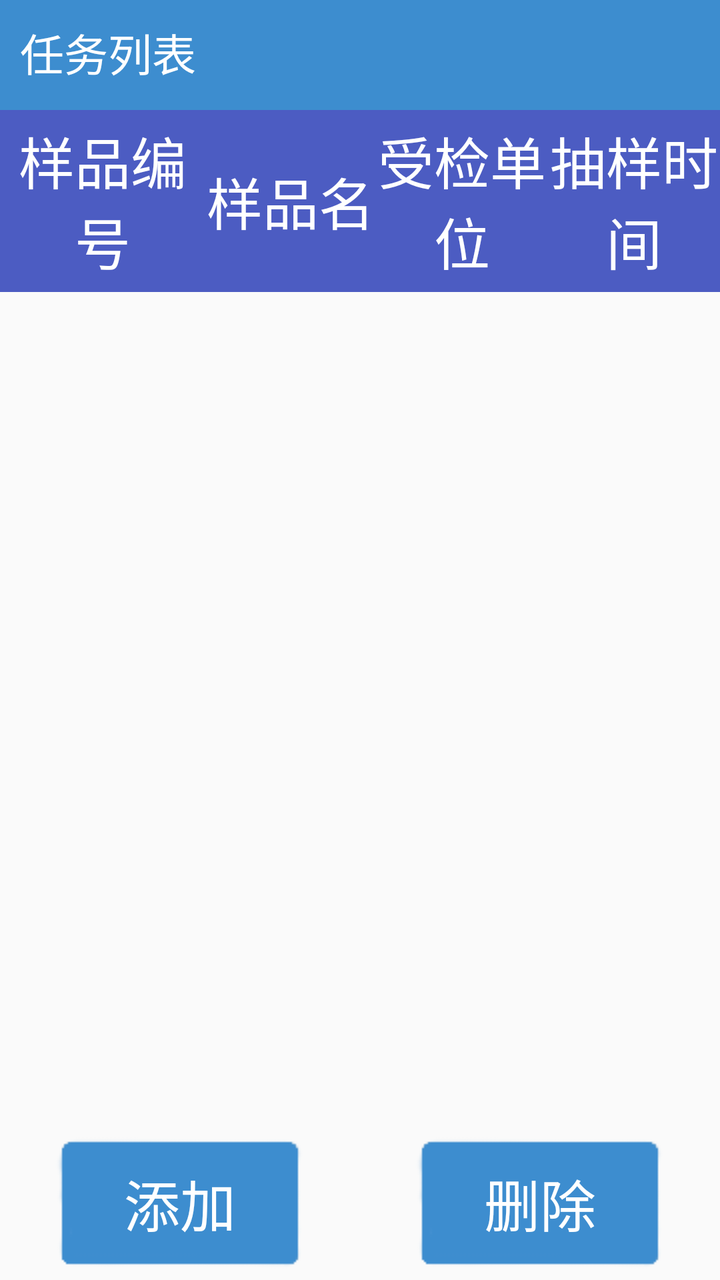
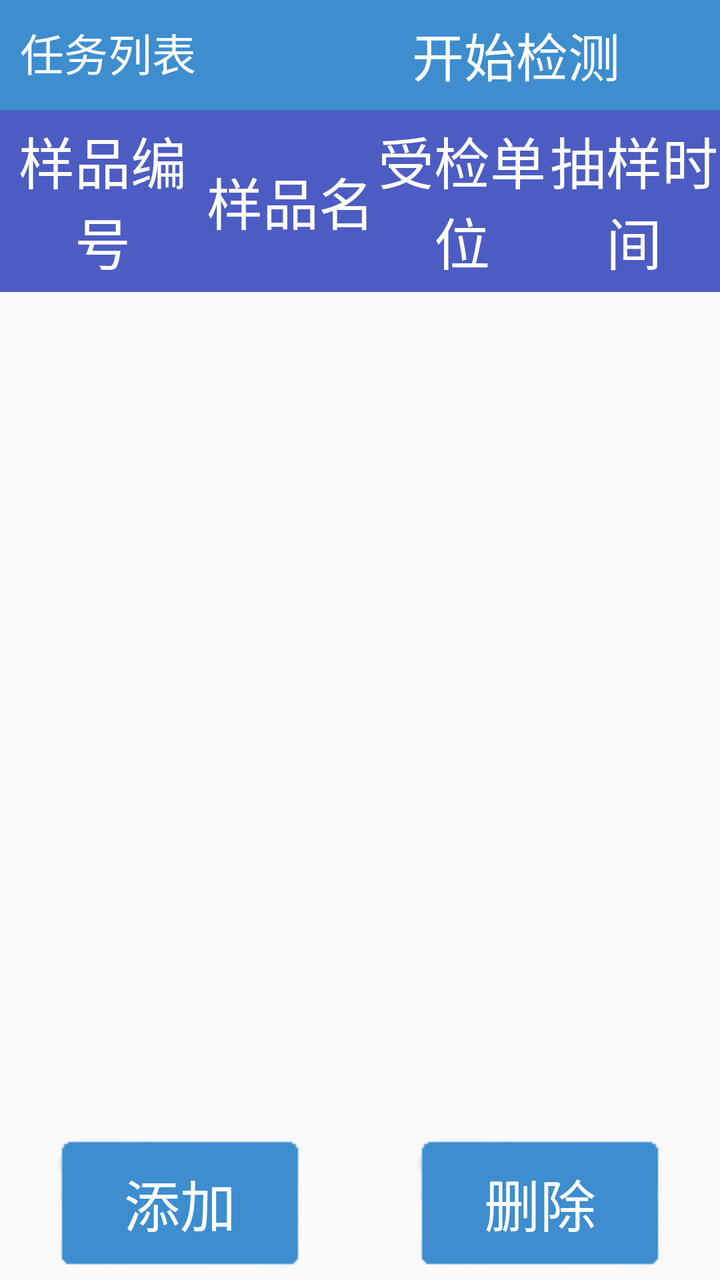

Screens rendered from an Android XML layout before and after an edit, with the pre-edit source and the edit as a unified diff.
<!-- AndroidManifest.xml: application theme AppTheme -->
<!-- res/layout/activity_task_list.xml -->
<?xml version="1.0" encoding="utf-8"?>
<LinearLayout xmlns:android="http://schemas.android.com/apk/res/android"
    xmlns:app="http://schemas.android.com/apk/res-auto"
    xmlns:tools="http://schemas.android.com/tools"
    android:layout_width="match_parent"
    android:layout_height="match_parent"
    android:orientation="vertical"
    tools:context=".activity.task.TaskListActivity">

    <RelativeLayout
        android:layout_width="match_parent"
        android:layout_height="55dp"
        android:background="@color/bg_buy"
        android:orientation="horizontal">

        <TextView
            android:layout_width="wrap_content"
            android:layout_height="wrap_content"
            android:padding="10dp"
            android:text="任务列表"
            android:textColor="@color/white"
            android:textSize="22sp" />

        <TextView
            android:id="@+id/tv_add_task"
            android:layout_width="wrap_content"
            android:layout_height="match_parent"
            android:layout_alignParentRight="true"
            android:visibility="gone"
            android:gravity="center"
            android:paddingLeft="50dp"
            android:paddingRight="50dp"
            android:text="添加任务"
            android:textColor="@color/white"
            android:textSize="26sp" />
    </RelativeLayout>

    <LinearLayout
        android:layout_width="match_parent"
        android:layout_height="match_parent"
        android:orientation="vertical">

        <include layout="@layout/item_task_list_header" />

        <androidx.recyclerview.widget.RecyclerView
            android:id="@+id/rv_data"
            android:layout_width="match_parent"
            android:layout_height="0dp"
            android:layout_weight="1" />

        <LinearLayout
            android:layout_width="match_parent"
            android:layout_height="wrap_content"
            android:orientation="horizontal">

            <Button
                android:layout_width="wrap_content"
                style="@style/BtnBottom"
                android:id="@+id/btn_add_task"
                android:layout_height="wrap_content"
                android:text="添加" />
            <Button
                android:layout_width="wrap_content"
                style="@style/BtnBottom"
                android:id="@+id/btn_remove_task"
                android:layout_height="wrap_content"
                android:text="删除" />
        </LinearLayout>

    </LinearLayout>


</LinearLayout>
<!-- res/layout/item_task_list_header.xml (included above) -->
<?xml version="1.0" encoding="utf-8"?>
<LinearLayout xmlns:android="http://schemas.android.com/apk/res/android"
    android:layout_width="match_parent"
    android:layout_height="wrap_content"
    android:background="@color/colorPrimaryDark"
    android:orientation="horizontal"
    android:paddingTop="5dp"
    android:paddingBottom="5dp">

    <ImageView
        android:id="@+id/iv_selected"
        android:layout_width="40dp"
        android:layout_height="40dp"
        android:visibility="gone"
        android:padding="5dp"
        android:scaleType="fitCenter"
        android:src="@drawable/cb_selector" />

    <TextView
        android:id="@+id/tv_id"
        android:layout_width="0dp"
        android:layout_height="match_parent"
        android:layout_weight="1.2"
        android:gravity="center"
        android:text="样品编号"
        android:textColor="@color/white"
        android:textSize="28sp" />

    <TextView
        android:id="@+id/tv_name"
        android:layout_width="0dp"
        android:layout_height="match_parent"
        android:layout_weight="1"
        android:gravity="center"
        android:text="样品名"
        android:textColor="@color/white"
        android:textSize="28sp" />

    <TextView
        android:id="@+id/tv_bjdw"
        android:layout_width="0dp"
        android:layout_height="match_parent"
        android:layout_weight="1"
        android:gravity="center"
        android:text="受检单位"
        android:textColor="@color/white"
        android:textSize="28sp" />

    <TextView
        android:id="@+id/tv_time"
        android:layout_width="0dp"
        android:layout_height="match_parent"
        android:layout_weight="1"
        android:gravity="center"
        android:text="抽样时间"
        android:textColor="@color/white"
        android:textSize="28sp" />
</LinearLayout>
<!-- resources referenced by this layout -->
<resources>
  <color name="bg_buy">#3D8DCF</color>
  <color name="colorPrimaryDark">#4C5CC2</color>
  <color name="white">#ffffff</color>
  <!-- drawable cb_selector (drawable) -->
  <?xml version="1.0" encoding="utf-8"?>
  <selector xmlns:android="http://schemas.android.com/apk/res/android">
      <item android:drawable="@drawable/cb_state_p" android:state_selected="true"></item>
      <item android:drawable="@drawable/cb_state_n" android:state_selected="false"></item>
  </selector>
  <style name="BtnBottom" parent="android:Widget.Material.Light.Button.Borderless.Small">
          
          <item name="android:textSize">28sp</item>
          <item name="android:textColor">@android:color/white</item>
          <item name="android:background">@drawable/btn_default1</item>
          <item name="android:layout_width">0dp</item>
          <item name="android:layout_marginRight">25dp</item>
          <item name="android:layout_marginLeft">25dp</item>
          <item name="android:layout_height">wrap_content</item>
          <item name="android:layout_weight">1</item>
      </style>
  <style name="AppTheme" parent="Theme.AppCompat.Light.DarkActionBar">
          
          <item name="android:windowNoTitle">true</item>
          <item name="android:windowFullscreen">true</item>
      </style>
  <!-- drawable cb_state_p: png bitmap (drawable, 3141 bytes) -->
  <!-- drawable cb_state_n: png bitmap (drawable, 1784 bytes) -->
  <!-- drawable btn_default1 (drawable) -->
  <?xml version="1.0" encoding="utf-8"?>
  <selector xmlns:android="http://schemas.android.com/apk/res/android">
      <item android:state_pressed="true" android:drawable="@drawable/btn_blue_selected1"></item>
      <item android:state_pressed="false" android:drawable="@drawable/btn_blue_normal1"></item>
      <item android:drawable="@drawable/btn_blue_normal1"></item>
  </selector>
  <!-- drawable btn_blue_selected1: png bitmap (drawable, 444 bytes) -->
  <!-- drawable btn_blue_normal1: png bitmap (drawable, 832 bytes) -->
</resources>

<!-- the commit's change to res/layout/activity_task_list.xml (unified diff, before → after) -->
@@ -22,15 +22,14 @@
             android:textSize="22sp" />
 
         <TextView
-            android:id="@+id/tv_add_task"
+            android:id="@+id/tv_start"
             android:layout_width="wrap_content"
             android:layout_height="match_parent"
             android:layout_alignParentRight="true"
-            android:visibility="gone"
             android:gravity="center"
             android:paddingLeft="50dp"
             android:paddingRight="50dp"
-            android:text="添加任务"
+            android:text="开始检测"
             android:textColor="@color/white"
             android:textSize="26sp" />
     </RelativeLayout>
